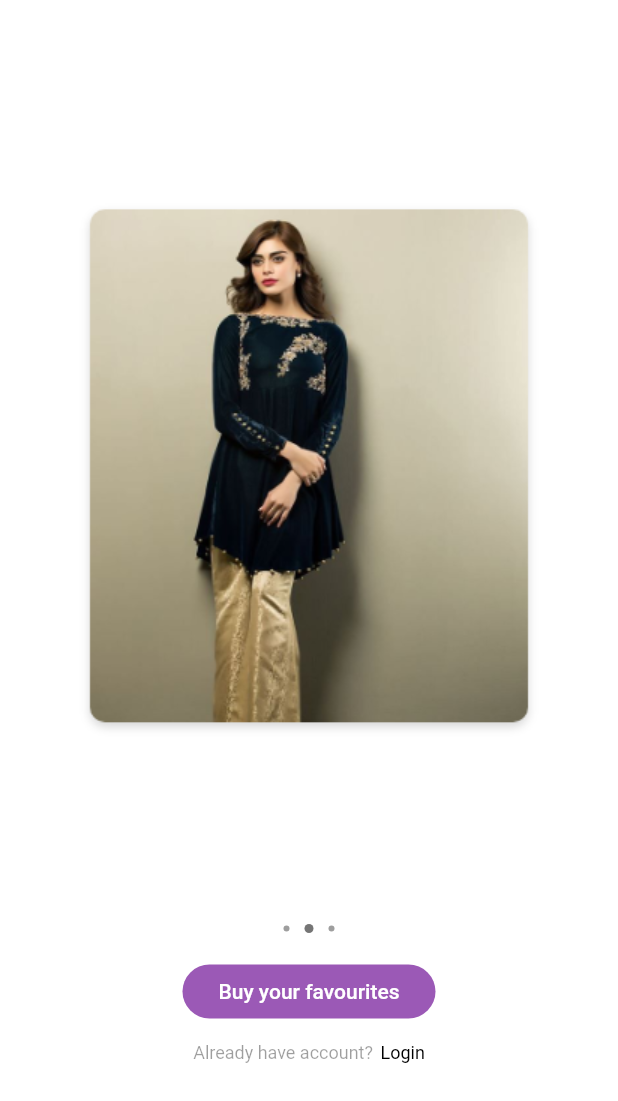
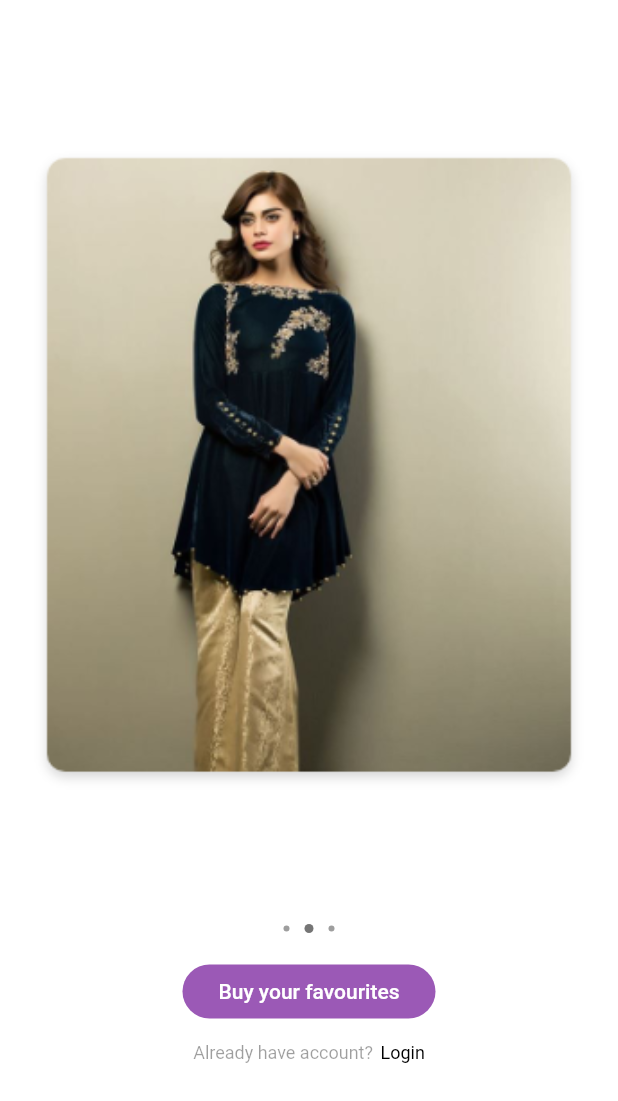
Before and after one commit to duythien0912/flutter_shopping, a Flutter app: the screen it shows after launch, on a phone screen of 412 x 824 dp, the part 135-1236 px from its top. Run offline on Flutter 3.47's test engine with Material 2 defaults, Android fonts, the phone set to English and light mode, and no system bars; our stand-ins replace flutter_swiper.

Commit message:
fix small step

```diff
--- a/lib/screens/welcome.dart
+++ b/lib/screens/welcome.dart
@@ -40,7 +40,7 @@ class WelcomeScreen extends StatelessWidget {
                   itemBuilder: (BuildContext context, int index) {
                     return new Image.asset(
                       images[index],
-                      fit: BoxFit.scaleDown,
+                      fit: BoxFit.contain,
                     );
                   },
                   scale: 0.6,
```
